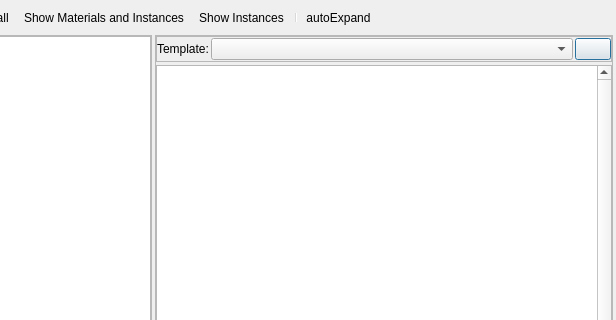
The window that Tools/ResourceEditor/DataQt/materialeditor.ui (xaoctech/dava.engine) describes before a commit, drawn with Qt 5; both pictures show x 309 to 925 and y 0 to 320 of the 925 by 638 pixel window.
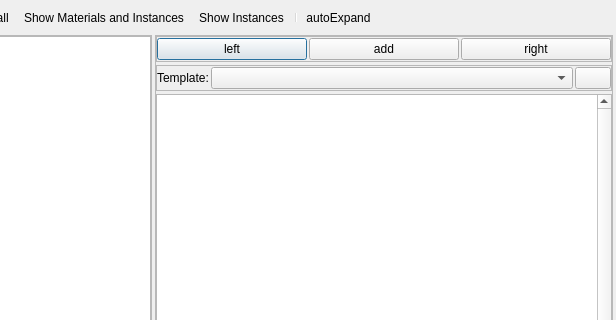
The same window after the commit. Icons and pictures are not drawn. Custom widgets are drawn as their Qt base class.

Patch:
```diff
--- a/Tools/ResourceEditor/DataQt/materialeditor.ui
+++ b/Tools/ResourceEditor/DataQt/materialeditor.ui
@@ -120,6 +120,65 @@
        <property name="bottomMargin">
         <number>0</number>
        </property>
+	   
+	   <item>
+        <widget class="QFrame" name="frame_25">
+         <property name="frameShape">
+          <enum>QFrame::StyledPanel</enum>
+         </property>
+         <property name="frameShadow">
+          <enum>QFrame::Raised</enum>
+         </property>
+         <layout class="QHBoxLayout" name="horizontalLayout">
+          <property name="spacing">
+           <number>2</number>
+          </property>
+          <property name="leftMargin">
+           <number>0</number>
+          </property>
+          <property name="topMargin">
+           <number>1</number>
+          </property>
+          <property name="rightMargin">
+           <number>0</number>
+          </property>
+          <property name="bottomMargin">
+           <number>1</number>
+          </property>   
+		  <item>		  
+           <widget class="QPushButton" name="left">            
+            <property name="text">
+             <string> left </string>
+            </property>            
+            <property name="flat">
+             <bool>false</bool>
+            </property>
+           </widget>
+		  </item>
+		  <item>
+		   <widget class="QPushButton" name="add">            
+            <property name="text">
+             <string> add </string>
+            </property>            
+            <property name="flat">
+             <bool>false</bool>
+            </property>
+           </widget>
+		  </item>
+		  <item>
+		   <widget class="QPushButton" name="right">            
+            <property name="text">
+             <string> right </string>
+            </property>            
+            <property name="flat">
+             <bool>false</bool>
+            </property>
+           </widget>
+          </item>
+         </layout>
+        </widget>
+       </item>
+	   
        <item>
         <widget class="QFrame" name="frame_3">
          <property name="frameShape">
```
